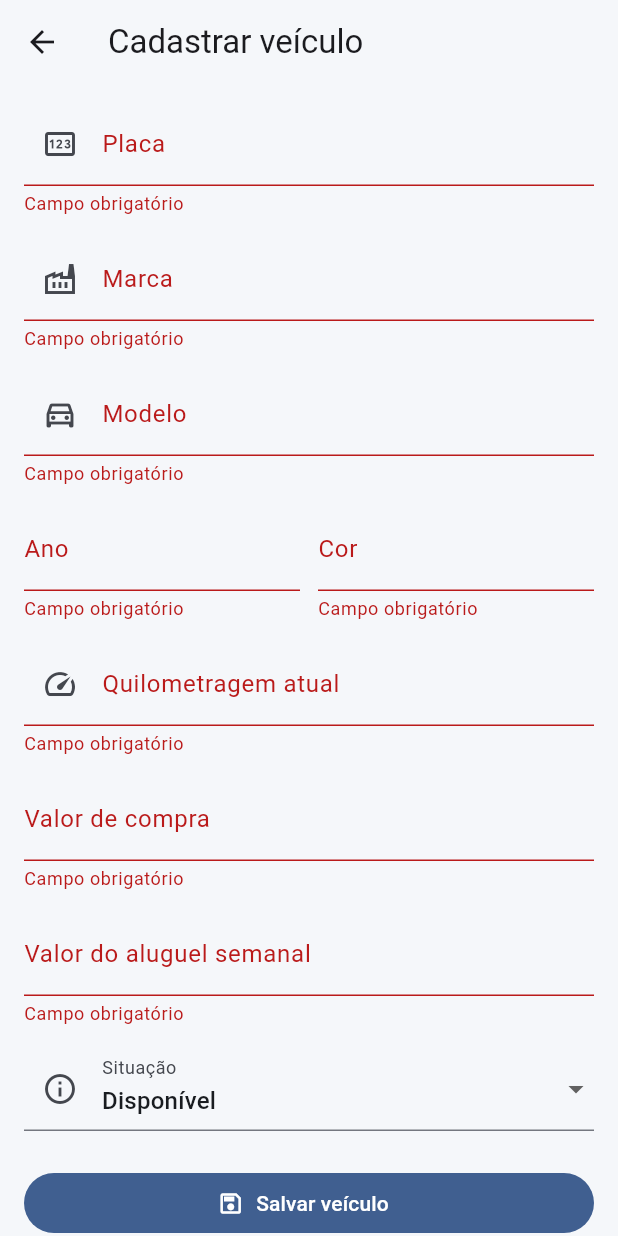
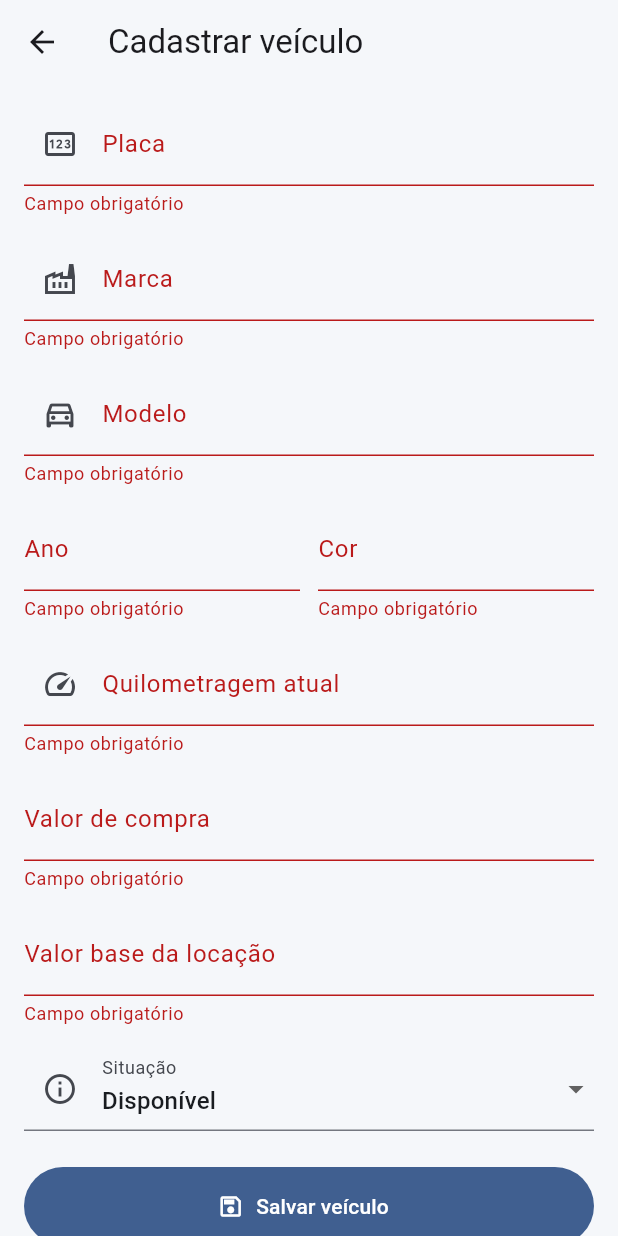
Before and after one commit to wuliane/frotas_helper, a Flutter app: the AddVehiclePage screen opened directly, after a tap on "Salvar veículo", on a phone screen of 412 x 824 dp. Run offline on Flutter 3.47's test engine with Material 3 defaults, Android fonts, the phone set to English and light mode, and no system bars; our stand-ins replace sqflite, sqflite_common_ffi; accounts and stored records are empty.

Commit message:
v0.2 - Cadastro e edição de veículos

```diff
--- a/lib/screens/vehicles/add_vehicle_page.dart
+++ b/lib/screens/vehicles/add_vehicle_page.dart
@@ -4,7 +4,14 @@ import '../../core/database/database_helper.dart';
 import '../../models/vehicle_model.dart';
 
 class AddVehiclePage extends StatefulWidget {
-  const AddVehiclePage({super.key});
+  final VehicleModel? vehicle;
+
+  const AddVehiclePage({
+    super.key,
+    this.vehicle,
+  });
+
+  bool get isEditing => vehicle != null;
 
   @override
   State<AddVehiclePage> createState() => _AddVehiclePageState();
@@ -26,6 +33,30 @@ class _AddVehiclePageState extends State<AddVehiclePage> {
   bool _saving = false;
 
   @override
+  void initState() {
+    super.initState();
+
+    final vehicle = widget.vehicle;
+
+    if (vehicle != null) {
+      _plateController.text = vehicle.plate;
+      _brandController.text = vehicle.brand;
+      _modelController.text = vehicle.model;
+      _yearController.text = vehicle.year.toString();
+      _colorController.text = vehicle.color;
+      _kmController.text = vehicle.currentKm.toString();
+
+      _purchaseValueController.text =
+          vehicle.purchaseValue.toStringAsFixed(2).replaceAll('.', ',');
+
+      _rentalValueController.text =
+          vehicle.rentalValue.toStringAsFixed(2).replaceAll('.', ',');
+
+      _status = vehicle.status;
+    }
+  }
+
+  @override
   void dispose() {
     _plateController.dispose();
     _brandController.dispose();
@@ -39,10 +70,14 @@ class _AddVehiclePageState extends State<AddVehiclePage> {
   }
 
   double _parseDouble(String value) {
-    return double.tryParse(
-          value.replaceAll('.', '').replaceAll(',', '.'),
-        ) ??
-        0;
+    final normalizedValue = value
+        .trim()
+        .replaceAll('R\$', '')
+        .replaceAll(' ', '')
+        .replaceAll('.', '')
+        .replaceAll(',', '.');
+
+    return double.tryParse(normalizedValue) ?? 0;
   }
 
   Future<void> _saveVehicle() async {
@@ -56,6 +91,7 @@ class _AddVehiclePageState extends State<AddVehiclePage> {
 
     try {
       final vehicle = VehicleModel(
+        id: widget.vehicle?.id,
         plate: _plateController.text.trim().toUpperCase(),
         brand: _brandController.text.trim(),
         model: _modelController.text.trim(),
@@ -67,11 +103,25 @@ class _AddVehiclePageState extends State<AddVehiclePage> {
         status: _status,
       );
 
+      if (widget.isEditing) {
+        await DatabaseHelper.instance.updateVehicle(vehicle);
+      } else {
         await DatabaseHelper.instance.insertVehicle(vehicle);
+      }
 
       if (!mounted) {
         return;
       }
+
+      ScaffoldMessenger.of(context).showSnackBar(
+        SnackBar(
+          content: Text(
+            widget.isEditing
+                ? 'Veículo atualizado com sucesso.'
+                : 'Veículo cadastrado com sucesso.',
+          ),
+        ),
+      );
 
       Navigator.pop(context, true);
     } catch (error) {
@@ -81,7 +131,9 @@ class _AddVehiclePageState extends State<AddVehiclePage> {
 
       ScaffoldMessenger.of(context).showSnackBar(
         SnackBar(
-          content: Text('Não foi possível salvar o veículo: $error'),
+          content: Text(
+            'Não foi possível salvar o veículo: $error',
+          ),
         ),
       );
     } finally {
@@ -101,13 +153,33 @@ class _AddVehiclePageState extends State<AddVehiclePage> {
     return null;
   }
 
-  String? _integerValidator(String? value) {
+  String? _yearValidator(String? value) {
     if (value == null || value.trim().isEmpty) {
       return 'Campo obrigatório';
     }
 
-    if (int.tryParse(value.trim()) == null) {
-      return 'Digite somente números';
+    final year = int.tryParse(value.trim());
+
+    if (year == null) {
+      return 'Digite um ano válido';
+    }
+
+    if (year < 1900 || year > 2100) {
+      return 'Ano inválido';
+    }
+
+    return null;
+  }
+
+  String? _kmValidator(String? value) {
+    if (value == null || value.trim().isEmpty) {
+      return 'Campo obrigatório';
+    }
+
+    final km = int.tryParse(value.trim());
+
+    if (km == null || km < 0) {
+      return 'Digite uma quilometragem válida';
     }
 
     return null;
@@ -129,7 +201,11 @@ class _AddVehiclePageState extends State<AddVehiclePage> {
   Widget build(BuildContext context) {
     return Scaffold(
       appBar: AppBar(
-        title: const Text('Cadastrar veículo'),
+        title: Text(
+          widget.isEditing
+              ? 'Editar veículo'
+              : 'Cadastrar veículo',
+        ),
       ),
       body: SafeArea(
         child: Form(
@@ -140,10 +216,12 @@ class _AddVehiclePageState extends State<AddVehiclePage> {
               TextFormField(
                 controller: _plateController,
                 textCapitalization: TextCapitalization.characters,
+                maxLength: 7,
                 decoration: const InputDecoration(
                   labelText: 'Placa',
                   hintText: 'ABC1D23',
                   prefixIcon: Icon(Icons.pin_outlined),
+                  counterText: '',
                 ),
                 validator: _requiredValidator,
               ),
@@ -165,7 +243,9 @@ class _AddVehiclePageState extends State<AddVehiclePage> {
                 decoration: const InputDecoration(
                   labelText: 'Modelo',
                   hintText: 'Voyage 1.0',
-                  prefixIcon: Icon(Icons.directions_car_outlined),
+                  prefixIcon: Icon(
+                    Icons.directions_car_outlined,
+                  ),
                 ),
                 validator: _requiredValidator,
               ),
@@ -180,7 +260,7 @@ class _AddVehiclePageState extends State<AddVehiclePage> {
                         labelText: 'Ano',
                         hintText: '2020',
                       ),
-                      validator: _integerValidator,
+                      validator: _yearValidator,
                     ),
                   ),
                   const SizedBox(width: 12),
@@ -207,7 +287,7 @@ class _AddVehiclePageState extends State<AddVehiclePage> {
                   suffixText: 'km',
                   prefixIcon: Icon(Icons.speed_outlined),
                 ),
-                validator: _integerValidator,
+                validator: _kmValidator,
               ),
               const SizedBox(height: 14),
               TextFormField(
@@ -229,8 +309,10 @@ class _AddVehiclePageState extends State<AddVehiclePage> {
                   decimal: true,
                 ),
                 decoration: const InputDecoration(
-                  labelText: 'Valor do aluguel semanal',
-                  hintText: '600,00',
+                  labelText: 'Valor base da locação',
+                  hintText: '650,00',
+                  helperText:
+                      'O valor negociado ficará no contrato.',
                   prefixText: 'R\$ ',
                 ),
                 validator: _moneyValidator,
@@ -271,7 +353,9 @@ class _AddVehiclePageState extends State<AddVehiclePage> {
                 },
               ),
               const SizedBox(height: 24),
-              FilledButton.icon(
+              SizedBox(
+                height: 52,
+                child: FilledButton.icon(
                   onPressed: _saving ? null : _saveVehicle,
                   icon: _saving
                       ? const SizedBox(
@@ -283,7 +367,12 @@ class _AddVehiclePageState extends State<AddVehiclePage> {
                         )
                       : const Icon(Icons.save_outlined),
                   label: Text(
-                  _saving ? 'Salvando...' : 'Salvar veículo',
+                    _saving
+                        ? 'Salvando...'
+                        : widget.isEditing
+                            ? 'Salvar alterações'
+                            : 'Salvar veículo',
+                  ),
                 ),
               ),
             ],
```
Also changed, not shown: lib/screens/vehicles/vehicles_page.dart (+118 -25 lines). Lines whose indentation alone changed are shown as unchanged.
